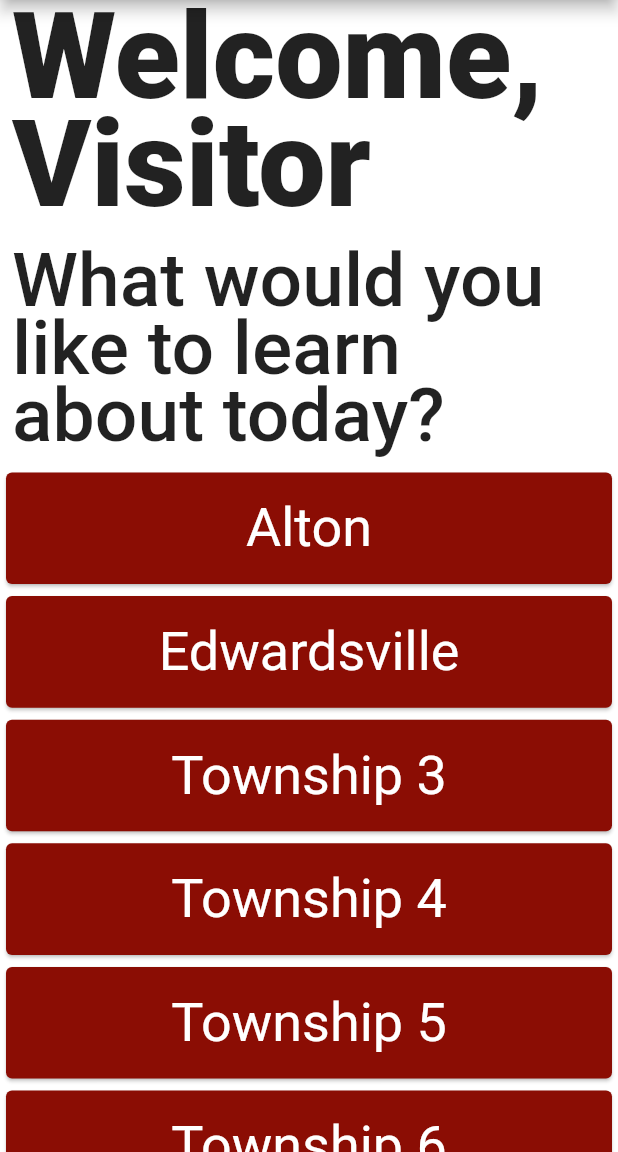
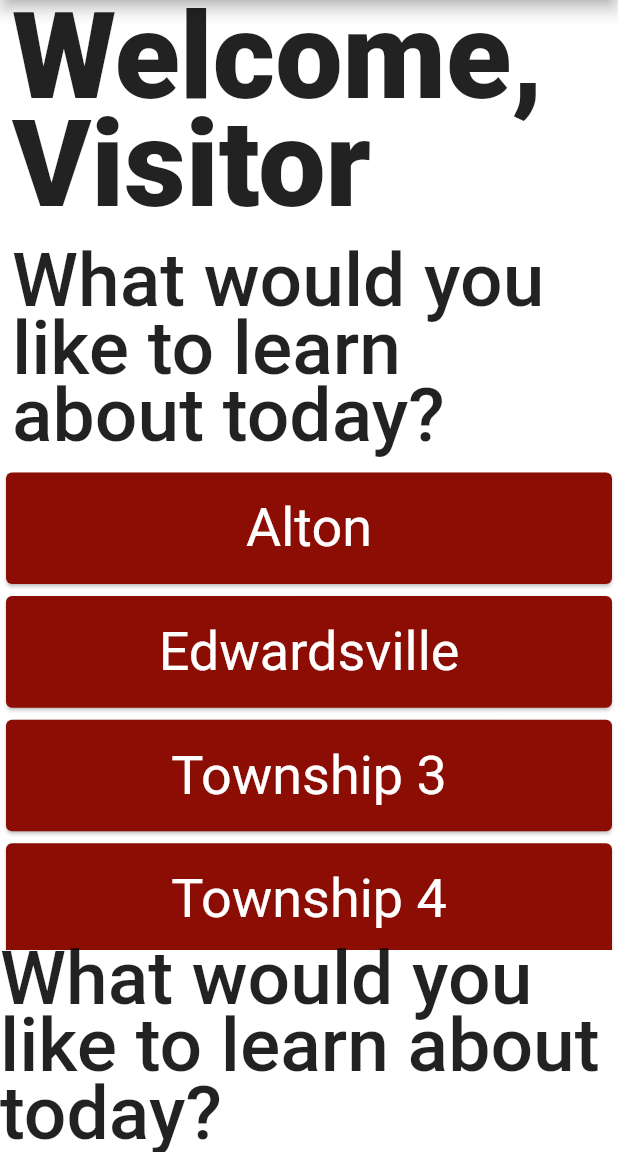
Before and after one commit to madcotowers/madcotowers.github.io, a Flutter app: the screen it shows after launch, on a phone screen of 412 x 824 dp, the part 84-1236 px from its top. Run offline on Flutter 3.47's test engine with Material 2 defaults, Android fonts, the phone set to English and light mode, and no system bars; missing offline and left inert: dart:html.

Commit message:
added bottom_drawer.dart

```diff
--- a/lib/views/home/home_view.dart
+++ b/lib/views/home/home_view.dart
@@ -1,9 +1,21 @@
 import 'package:flutter/material.dart';
 import 'package:madcotowers_1/widgets/township_carousel.dart';
+import 'package:http/http.dart' as http;
+import 'dart:convert';
 //import 'package:madcotowers_1/CustomMaterialColor.dart';
 
 class HomeView extends StatelessWidget {
   const HomeView({Key key}) : super(key: key);
+  /*
+  Future getData() async {
+    var url = Uri.parse('https://madcotowers.000webhostapp.com/get.php');
+    http.Response response = await http.get(url);
+    response.headers.add("Access-Control-Allow-Origin", "*");
+    response.headers.add("Access-Control-Allow-Methods", "POST,GET,DELETE,PUT,OPTIONS");
+    var data = jsonDecode(response.body);
+    print(data.toString());
+  }
+  */
   static const List<String> townships = [
     'Alton',
     'Edwardsville',
@@ -17,6 +29,7 @@ class HomeView extends StatelessWidget {
   ];
   @override
   Widget build(BuildContext context) {
+    //getData();
     return Scaffold(
       /*
       floatingActionButton: FloatingActionButton(
@@ -28,7 +41,6 @@ class HomeView extends StatelessWidget {
                       TownshipMenu())); //navigates to township menu page, awaits result, then stores the destination
         },
       ),*/
-
       backgroundColor: Colors.white,
       appBar: AppBar(
         title: Row(
@@ -68,6 +80,15 @@ class HomeView extends StatelessWidget {
             ),
           ),
           TownshipCarousel(),
+          /*
+            add phone number, county museum website, historical society website, and email address
+          */
+          Text(
+            "What would you like to learn about today?",
+            textAlign: TextAlign.start,
+            style: TextStyle(
+                fontWeight: FontWeight.w500, height: 0.9, fontSize: 50),
+          ),
         ],
       ),
     );
--- a/pubspec.yaml
+++ b/pubspec.yaml
@@ -23,6 +23,7 @@ environment:
 dependencies:
   flutter:
     sdk: flutter
+  http: ^0.13.1
 
 
   # The following adds the Cupertino Icons font to your application.
```
Also changed, not shown: lib/widgets/contact_drawer.dart (added, +40 -0 lines), pubspec.lock, 2 other files.
